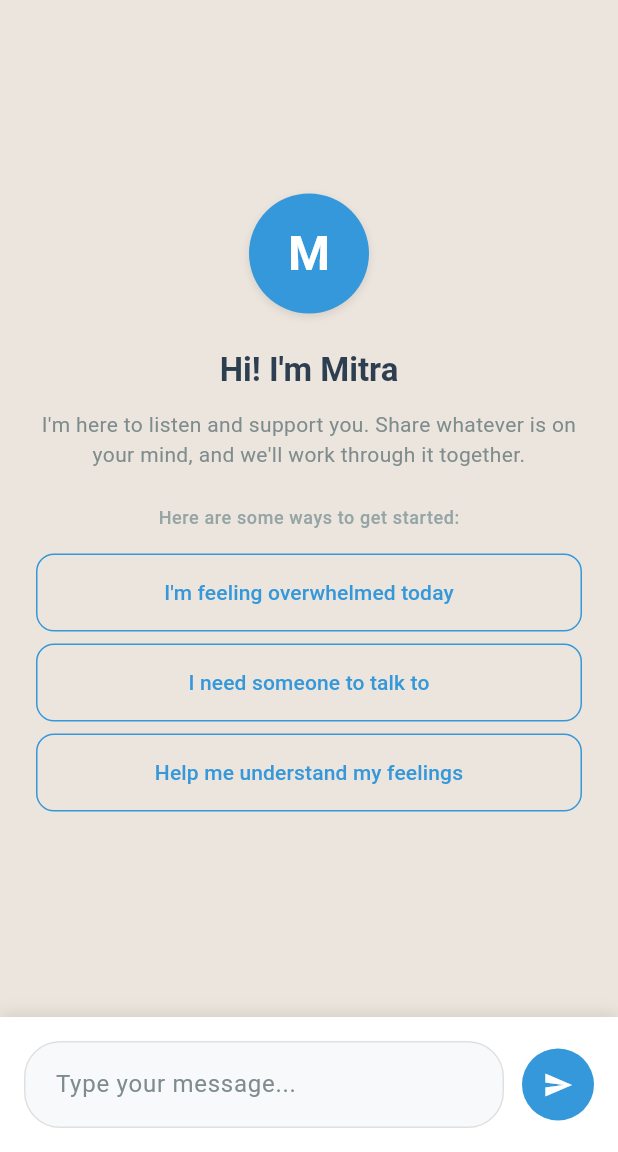
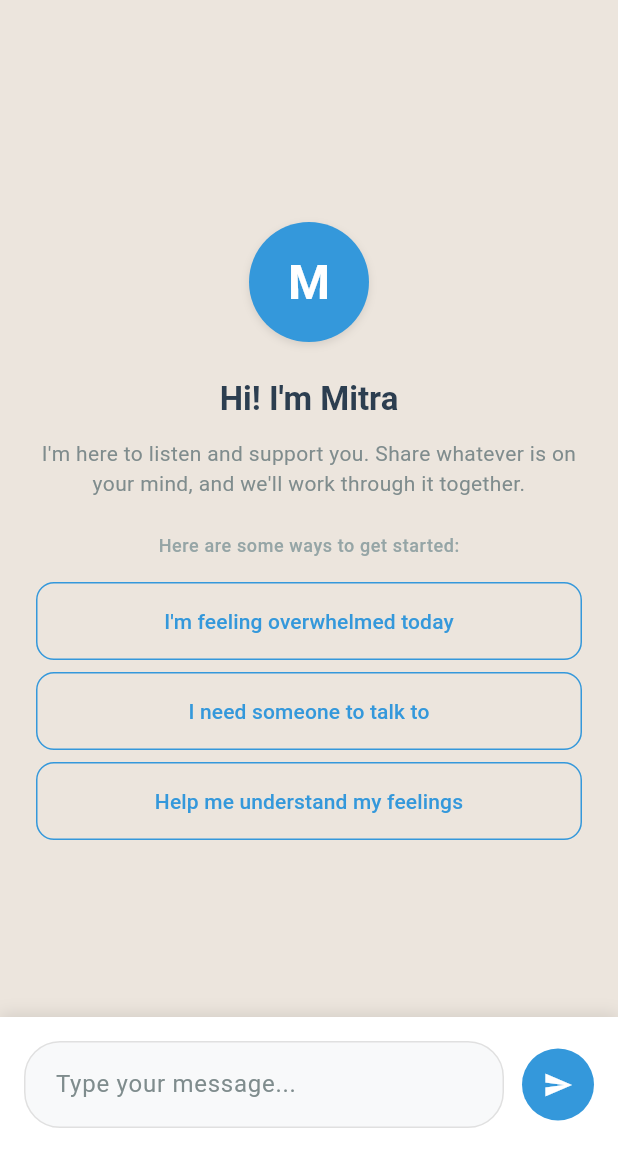
Before and after one commit to gradientgeeks/mitra-ai, a Flutter app: the ChatScreen screen opened directly, on a phone screen of 412 x 824 dp, the part 84-1236 px from its top. Run offline on Flutter 3.47's test engine with Material 3 defaults, Android fonts, the phone set to English and light mode, and no system bars; our stand-ins replace cached_network_image, firebase_auth, firebase_core, firebase_storage, flutter_riverpod; accounts and stored records are empty; network calls fail.

Commit message:
feat: Refactor chat screen UI for improved layout and user experience

```diff
--- a/app/lib/screens/chat_screen.dart
+++ b/app/lib/screens/chat_screen.dart
@@ -155,10 +155,10 @@ class _ChatScreenState extends ConsumerState<ChatScreen> {
               width: double.infinity,
               padding: const EdgeInsets.symmetric(horizontal: 16, vertical: 8),
               decoration: BoxDecoration(
-                color: const Color(0xFF25D366).withOpacity(0.1),
+                color: const Color(0xFF25D366).withValues(alpha: 0.1),
                 border: Border(
                   bottom: BorderSide(
-                    color: const Color(0xFF25D366).withOpacity(0.2),
+                    color: const Color(0xFF25D366).withValues(alpha: 0.2),
                     width: 1,
                   ),
                 ),
@@ -200,8 +200,15 @@ class _ChatScreenState extends ConsumerState<ChatScreen> {
   }
 
   Widget _buildEmptyState(BuildContext context, UserModel? user, ChatState chatState) {
-    return Container(
+    return SingleChildScrollView(
       padding: const EdgeInsets.all(24),
+      child: ConstrainedBox(
+        constraints: BoxConstraints(
+          minHeight: MediaQuery.of(context).size.height -
+                    MediaQuery.of(context).padding.top -
+                    AppBar().preferredSize.height -
+                    100, // Account for input area
+        ),
         child: Column(
           mainAxisAlignment: MainAxisAlignment.center,
           children: [
@@ -240,6 +247,7 @@ class _ChatScreenState extends ConsumerState<ChatScreen> {
             // Suggested conversation starters
             _buildConversationStarters(context, ref, chatState),
           ],
+        ),
       ),
     );
   }
@@ -384,7 +392,7 @@ class _ChatScreenState extends ConsumerState<ChatScreen> {
                 ),
                 boxShadow: [
                   BoxShadow(
-                    color: Colors.black.withOpacity(0.1),
+                    color: Colors.black.withValues(alpha: 0.1),
                     blurRadius: 2,
                     offset: const Offset(0, 1),
                   ),
@@ -434,7 +442,12 @@ class _ChatScreenState extends ConsumerState<ChatScreen> {
 
   Widget _buildMessageInput(BuildContext context, WidgetRef ref, ChatState chatState) {
     return Container(
-      padding: const EdgeInsets.all(16),
+      padding: EdgeInsets.only(
+        left: 16,
+        right: 16,
+        top: 16,
+        bottom: 16 + MediaQuery.of(context).viewInsets.bottom,
+      ),
       decoration: const BoxDecoration(
         color: Colors.white,
         boxShadow: [
@@ -446,6 +459,7 @@ class _ChatScreenState extends ConsumerState<ChatScreen> {
         ],
       ),
       child: SafeArea(
+        top: false,
         child: Row(
           children: [
             Expanded(
@@ -469,7 +483,8 @@ class _ChatScreenState extends ConsumerState<ChatScreen> {
                       vertical: 16,
                     ),
                   ),
-                  maxLines: null,
+                  maxLines: 4,
+                  minLines: 1,
                   textCapitalization: TextCapitalization.sentences,
                   onSubmitted: (_) => _sendMessage(ref),
                 ),
```
Lines whose indentation alone changed are shown as unchanged.
